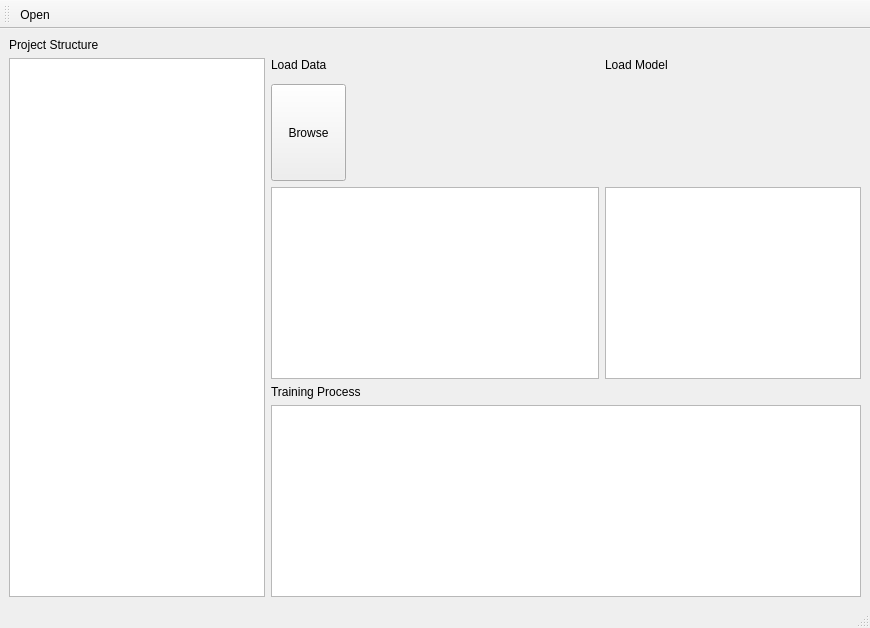
The window that QSAR-UI/mainwindow1.ui (sheMnapion/AI-QSAR) describes before a commit, drawn with Qt 5.
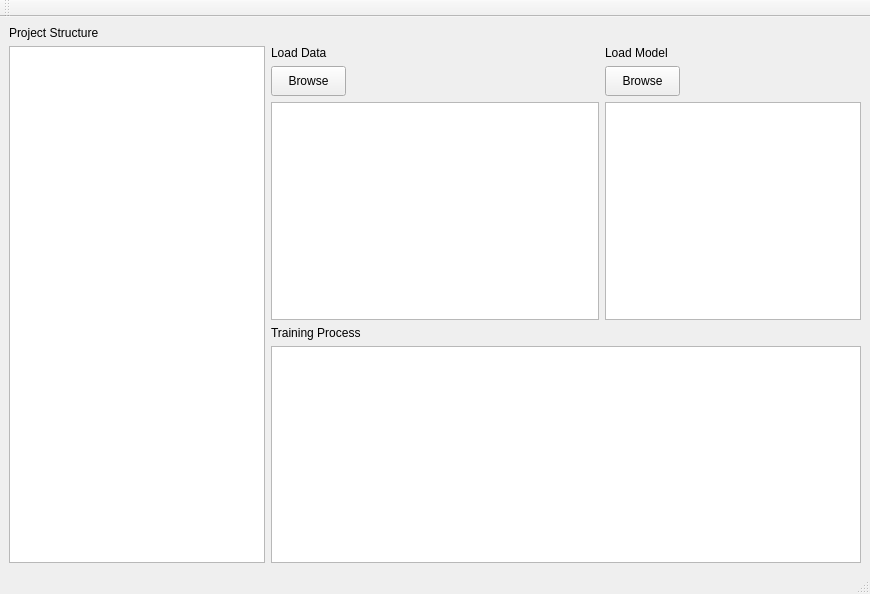
The same window after the commit. Icons and pictures are not drawn.

Commit message: UI: add file browser, toobar, and some connections

Diff of the .ui file:
```diff
--- a/QSAR-UI/mainwindow1.ui
+++ b/QSAR-UI/mainwindow1.ui
@@ -7,7 +7,7 @@
     <x>0</x>
     <y>0</y>
     <width>870</width>
-    <height>628</height>
+    <height>594</height>
    </rect>
   </property>
   <property name="sizePolicy">
@@ -21,23 +21,16 @@
   </property>
   <widget class="QWidget" name="centralwidget">
    <layout class="QGridLayout" name="gridLayout">
-    <item row="6" column="1" colspan="3">
-     <widget class="QListWidget" name="trainingList"/>
-    </item>
-    <item row="0" column="0">
-     <widget class="QLabel" name="label">
-      <property name="text">
-       <string>Project Structure</string>
+    <item row="3" column="2">
+     <widget class="QLabel" name="dataLabel">
+      <property name="sizePolicy">
+       <sizepolicy hsizetype="Expanding" vsizetype="MinimumExpanding">
+        <horstretch>0</horstretch>
+        <verstretch>0</verstretch>
+       </sizepolicy>
       </property>
-     </widget>
-    </item>
-    <item row="4" column="3">
-     <widget class="QListWidget" name="modalList"/>
-    </item>
-    <item row="1" column="3">
-     <widget class="QLabel" name="label_4">
       <property name="text">
-       <string>Load Model</string>
+       <string/>
       </property>
      </widget>
     </item>
@@ -58,41 +51,82 @@
       </property>
      </widget>
     </item>
-    <item row="3" column="1">
-     <widget class="QPushButton" name="browseBtn">
+    <item row="6" column="1" colspan="3">
+     <widget class="QListWidget" name="trainingList"/>
+    </item>
+    <item row="0" column="0">
+     <widget class="QLabel" name="label">
+      <property name="text">
+       <string>Project Structure</string>
+      </property>
+     </widget>
+    </item>
+    <item row="2" column="1">
+     <widget class="QPushButton" name="dataBrowseBtn">
       <property name="sizePolicy">
-       <sizepolicy hsizetype="Expanding" vsizetype="Expanding">
+       <sizepolicy hsizetype="Minimum" vsizetype="Minimum">
         <horstretch>0</horstretch>
         <verstretch>0</verstretch>
        </sizepolicy>
       </property>
+      <property name="minimumSize">
+       <size>
+        <width>75</width>
+        <height>30</height>
+       </size>
+      </property>
       <property name="maximumSize">
        <size>
         <width>75</width>
-        <height>16777215</height>
+        <height>30</height>
        </size>
       </property>
+      <property name="autoFillBackground">
+       <bool>false</bool>
+      </property>
       <property name="text">
        <string>Browse</string>
       </property>
      </widget>
     </item>
-    <item row="3" column="2">
-     <widget class="QLabel" name="labelFolder">
+    <item row="3" column="1" rowspan="2" colspan="2">
+     <widget class="QListWidget" name="dataList"/>
+    </item>
+    <item row="1" column="3">
+     <widget class="QLabel" name="label_4">
+      <property name="text">
+       <string>Load Model</string>
+      </property>
+     </widget>
+    </item>
+    <item row="3" column="3" rowspan="2">
+     <widget class="QListWidget" name="modelList"/>
+    </item>
+    <item row="2" column="3">
+     <widget class="QPushButton" name="modelBrowseBtn">
       <property name="sizePolicy">
-       <sizepolicy hsizetype="Expanding" vsizetype="Expanding">
+       <sizepolicy hsizetype="Minimum" vsizetype="Minimum">
         <horstretch>0</horstretch>
         <verstretch>0</verstretch>
        </sizepolicy>
       </property>
+      <property name="minimumSize">
+       <size>
+        <width>75</width>
+        <height>30</height>
+       </size>
+      </property>
+      <property name="maximumSize">
+       <size>
+        <width>75</width>
+        <height>30</height>
+       </size>
+      </property>
       <property name="text">
-       <string/>
+       <string>Browse</string>
       </property>
      </widget>
     </item>
-    <item row="4" column="1" colspan="2">
-     <widget class="QListWidget" name="folderList"/>
-    </item>
    </layout>
   </widget>
   <widget class="QMenuBar" name="menubar">
@@ -110,30 +144,16 @@
    <property name="windowTitle">
     <string>toolBar</string>
    </property>
+   <property name="autoFillBackground">
+    <bool>false</bool>
+   </property>
    <attribute name="toolBarArea">
     <enum>TopToolBarArea</enum>
    </attribute>
    <attribute name="toolBarBreak">
     <bool>false</bool>
    </attribute>
-   <addaction name="OpenFile"/>
   </widget>
-  <action name="OpenFile">
-   <property name="icon">
-    <iconset resource="images.qrc">
-     <normaloff>:/images/fileopen.png</normaloff>
-     <normalon>:/images/fileopen.png</normalon>:/images/fileopen.png</iconset>
-   </property>
-   <property name="text">
-    <string>Open</string>
-   </property>
-   <property name="toolTip">
-    <string>Open File</string>
-   </property>
-   <property name="shortcut">
-    <string>Ctrl+O</string>
-   </property>
-  </action>
  </widget>
  <resources>
   <include location="images.qrc"/>
```
Left out of the diff: 4 changed lines with no effect on the pictures. The commit also changes 4 other files.
